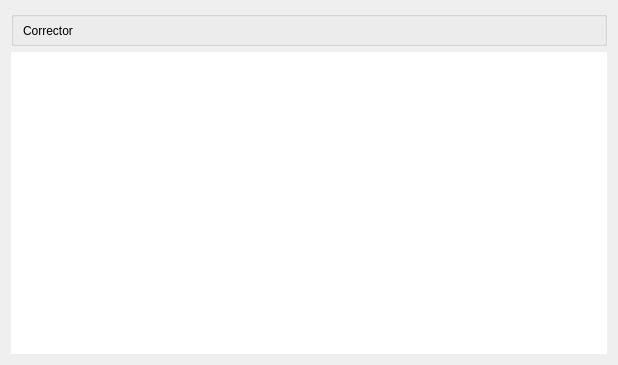
Before: the Qt Designer form Client/reghaabat/scoreform.ui in nournia/ketabkhaane, drawn with Qt 5.
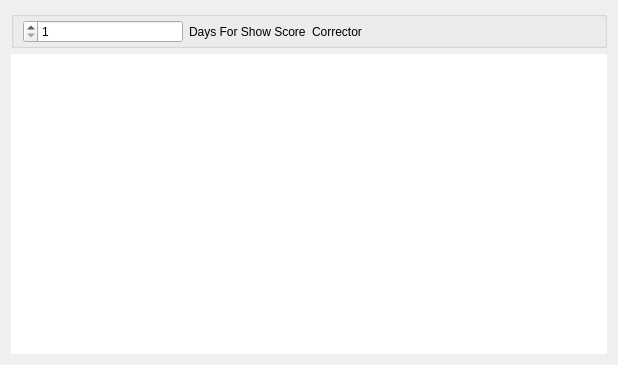
After: the same form once the commit is applied.

Commit message: add days for show old scores option in set score form

```diff
--- a/Client/reghaabat/scoreform.ui
+++ b/Client/reghaabat/scoreform.ui
@@ -43,6 +43,27 @@
         </item>
        </layout>
       </item>
+      <item>
+       <layout class="QFormLayout" name="formLayout">
+        <item row="0" column="0">
+         <widget class="QLabel" name="label_2">
+          <property name="text">
+           <string>Days For Show Score</string>
+          </property>
+         </widget>
+        </item>
+        <item row="0" column="1">
+         <widget class="QSpinBox" name="sDays">
+          <property name="minimum">
+           <number>1</number>
+          </property>
+          <property name="maximum">
+           <number>1000</number>
+          </property>
+         </widget>
+        </item>
+       </layout>
+      </item>
      </layout>
     </widget>
    </item>
```
The commit also changes 3 other files.
